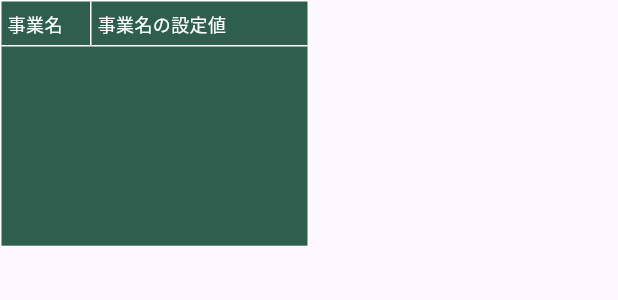
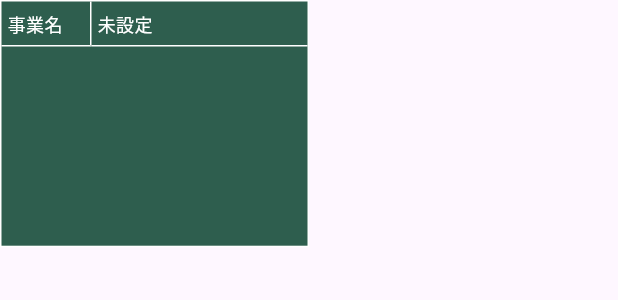
Before and after one commit to tm-qc/work_photo_app_sample, a Flutter app: the BlackboardWidget widget shown alone on an empty page, opened directly, on a phone screen of 412 x 824 dp. Shown: the top 300 px of the screen. Run offline on Flutter 3.47's test engine with Material 3 defaults, Android fonts, the phone set to English and light mode, and no system bars; our stand-ins replace camera, logger, shared_preferences; accounts and stored records are empty.

Commit message:
【カメラプレビュー黒板作成中】自分で黒板のデザイン作成。黒板の値表示部分の共通化クラス作成
- lib/ui/camera/widgets/blackboard_widget.dart：カメラプレビューに表示する黒板のMain Widget
- lib/ui/camera/widgets/blackboard_label.dart：ラベルの共通パーツ
- lib/ui/camera/widgets/blackboard_value.dart：値表示箇所の共通パーツ

全体残作業
・一部改修の余地ありはTODOで残してる

※関係性について

Screen(Widget)
MainのUI画面
基本的にViewModel経由で情報を取得する
ただし、Model の定数や固定メニューは直接参照OK

ViewModel
State定義し、Serviceを参照し情報を取得しScreenに渡す

Service
Modelからデータを参照し処理し、ViewModelに渡す

Model
このWidget（Screen）で使うデータを定義する
プルダウンメニューの内容も定義するのでScreenから直接参照される時もある

```diff
--- /dev/null
+++ b/lib/ui/camera/widgets/blackboard_value.dart
@@ -0,0 +1,33 @@
+import 'package:flutter/material.dart';
+
+class BlackboardValue extends StatelessWidget {
+  final String text;
+  final int flex;
+
+  const BlackboardValue({
+    super.key,
+    this.text = "未設定",
+    // 必要な場合に横幅の比率を調整できる
+    this.flex = 1,
+  });
+
+  @override
+  Widget build(BuildContext context) {
+    // Expanded：Containerで使ってない幅＝RowやColumn内で、残りのスペースを自動で広がるように使う指示するメソッド
+    return Expanded(
+      flex: flex,
+      child: Container(
+        padding: const EdgeInsets.symmetric(horizontal: 4.0, vertical: 6.0),
+        decoration: const BoxDecoration(
+          border: Border(
+            bottom: BorderSide(color: Colors.white, width: 1),
+          ),
+        ),
+        child: Text(
+          text,
+          style: const TextStyle(color: Colors.white, fontSize: 12),
+        ),
+      ),
+    );
+  }
+}
--- a/lib/ui/camera/widgets/blackboard_widget.dart
+++ b/lib/ui/camera/widgets/blackboard_widget.dart
@@ -1,6 +1,7 @@
 import 'package:flutter/material.dart';
 
 import 'blackboard_label.dart';
+import 'blackboard_value.dart';
 
 // カメラプレビュー上の黒板の本体Widget
 
@@ -79,21 +80,7 @@ class BlackboardWidget extends StatelessWidget {
               // widthは初期値60だが引数で設定も可能
               const BlackboardLabel(text: '事業名'),
               // 事業名の値
-              // Expanded：Containerで使ってない幅＝RowやColumn内で、残りのスペースを自動で広がるように使う指示するメソッド
-              Expanded(
-                child: Container(
-                  padding: const EdgeInsets.symmetric(horizontal: 4.0, vertical: 6.0),
-                  decoration: const BoxDecoration(
-                    border: Border(
-                      bottom: BorderSide(color: Colors.white, width: 1),
-                    ),
-                  ),
-                  child: const Text(
-                    '事業名の設定値',
-                    style: TextStyle(color: Colors.white, fontSize: 12),
-                  ),
-                ),
-              ),
+              const BlackboardValue(),
             ],
           ),
 
```
